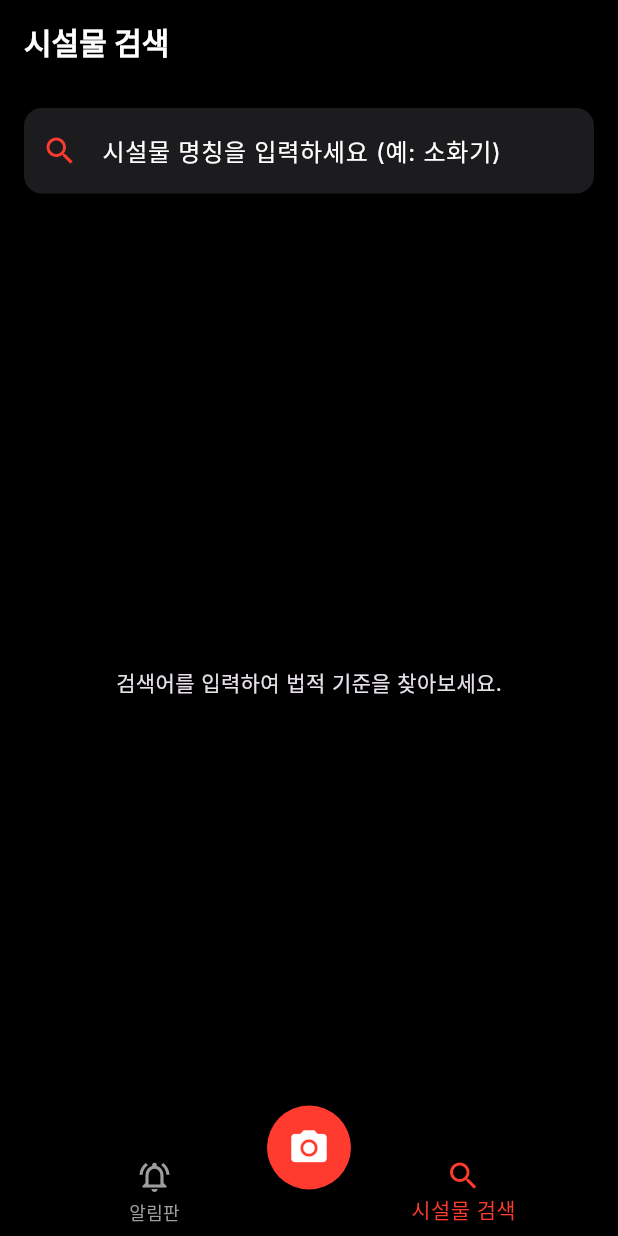
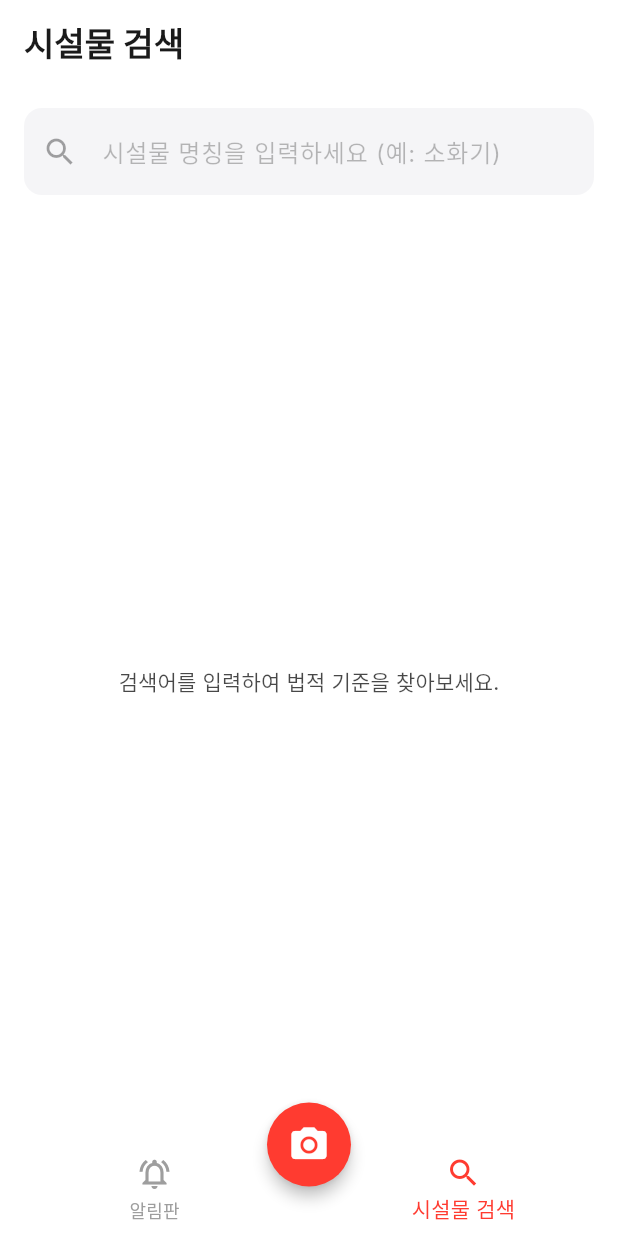
Before and after one commit to angelotancredi/fire-safety-guide, a Flutter app: the screen it shows after launch, item 2 of the bottom bar chosen, on a phone screen of 412 x 824 dp. Run offline on Flutter 3.47's test engine with Material 3 defaults, Android fonts, the phone set to English and light mode, and no system bars; our stand-ins replace cloud_firestore, firebase_core, google_fonts, google_generative_ai, image_picker; accounts and stored records are empty; statements that could not run were skipped.

Commit message:
UI: Full redesign to Light Theme (PWR.8 Style)

```diff
--- a/lib/main.dart
+++ b/lib/main.dart
@@ -26,7 +26,7 @@ class FireSafetyApp extends StatelessWidget {
     return MaterialApp(
       title: '소방 세이프티 가이드',
       debugShowCheckedModeBanner: false,
-      theme: AppTheme.darkTheme,
+      theme: AppTheme.lightTheme,
       home: const MainNavigationScreen(),
     );
   }
--- a/lib/screens/search_screen.dart
+++ b/lib/screens/search_screen.dart
@@ -32,11 +32,13 @@ class _SearchScreenState extends State<SearchScreen> {
                   _searchQuery = value;
                 });
               },
+              style: const TextStyle(color: AppTheme.charcoal),
               decoration: InputDecoration(
                 hintText: '시설물 명칭을 입력하세요 (예: 소화기)',
-                prefixIcon: const Icon(Icons.search, color: AppTheme.safetyRed),
+                hintStyle: TextStyle(color: AppTheme.charcoal.withOpacity(0.3)),
+                prefixIcon: Icon(Icons.search, color: AppTheme.charcoal.withOpacity(0.4)),
                 filled: true,
-                fillColor: AppTheme.darkGray,
+                fillColor: AppTheme.lightGray,
                 border: OutlineInputBorder(
                   borderRadius: BorderRadius.circular(12),
                   borderSide: BorderSide.none,
@@ -75,9 +77,12 @@ class _SearchScreenState extends State<SearchScreen> {
                             contentPadding: const EdgeInsets.symmetric(horizontal: 16, vertical: 8),
                             title: Text(
                               equipment.itemName,
-                              style: const TextStyle(fontWeight: FontWeight.bold),
+                              style: const TextStyle(
+                                fontWeight: FontWeight.w600,
+                                color: AppTheme.charcoal,
+                              ),
                             ),
-                            trailing: const Icon(Icons.chevron_right, color: Colors.grey),
+                            trailing: Icon(Icons.chevron_right, color: Colors.grey[400]),
                             onTap: () {
                               Navigator.push(
                                 context,
--- a/lib/theme/app_theme.dart
+++ b/lib/theme/app_theme.dart
@@ -3,49 +3,69 @@ import 'package:google_fonts/google_fonts.dart';
 
 class AppTheme {
   static const Color safetyRed = Color(0xFFFF3B30);
-  static const Color darkGray = Color(0xFF1C1C1E);
-  static const Color pureBlack = Color(0xFF000000);
+  static const Color charcoal = Color(0xFF1A1A1A);
+  static const Color pureWhite = Color(0xFFFFFFFF);
+  static const Color lightGray = Color(0xFFF5F5F7);
 
-  static ThemeData get darkTheme {
+  static ThemeData get lightTheme {
     return ThemeData(
       useMaterial3: true,
-      brightness: Brightness.dark,
-      scaffoldBackgroundColor: pureBlack,
-      cardColor: darkGray,
-      colorScheme: const ColorScheme.dark(
+      brightness: Brightness.light,
+      scaffoldBackgroundColor: pureWhite,
+      primaryColor: safetyRed,
+      colorScheme: const ColorScheme.light(
         primary: safetyRed,
         secondary: safetyRed,
-        surface: darkGray,
-        onSurface: Colors.white,
+        surface: pureWhite,
+        onSurface: charcoal,
       ),
-      textTheme: GoogleFonts.interTextTheme(ThemeData.dark().textTheme).copyWith(
+      textTheme: GoogleFonts.interTextTheme().copyWith(
         headlineMedium: GoogleFonts.inter(
           fontWeight: FontWeight.bold,
-          color: Colors.white,
+          color: charcoal,
+          letterSpacing: -0.5,
         ),
         titleLarge: GoogleFonts.inter(
           fontWeight: FontWeight.bold,
-          color: Colors.white,
+          color: charcoal,
+          letterSpacing: -0.2,
         ),
         bodyLarge: GoogleFonts.inter(
-          color: Colors.white70,
+          color: charcoal,
+          height: 1.6,
+        ),
+        bodyMedium: GoogleFonts.inter(
+          color: charcoal.withOpacity(0.8),
+          height: 1.6,
+          letterSpacing: 0.1,
         ),
       ),
       cardTheme: CardThemeData(
-        color: darkGray,
+        color: pureWhite,
+        elevation: 2,
+        shadowColor: charcoal.withOpacity(0.1),
         shape: RoundedRectangleBorder(
-          borderRadius: BorderRadius.circular(16),
+          borderRadius: BorderRadius.circular(12),
         ),
-        elevation: 0,
+        margin: const EdgeInsets.only(bottom: 24),
       ),
       appBarTheme: const AppBarTheme(
-        backgroundColor: pureBlack,
+        backgroundColor: pureWhite,
         elevation: 0,
+        centerTitle: false,
         titleTextStyle: TextStyle(
-          fontSize: 20,
+          fontSize: 22,
           fontWeight: FontWeight.bold,
-          color: Colors.white,
+          color: charcoal,
         ),
+        iconTheme: IconThemeData(color: charcoal),
+      ),
+      bottomNavigationBarTheme: BottomNavigationBarThemeData(
+        backgroundColor: pureWhite,
+        selectedItemColor: safetyRed,
+        unselectedItemColor: Colors.grey[400],
+        type: BottomNavigationBarType.fixed,
+        elevation: 0,
       ),
     );
   }
```
Also changed, not shown: lib/screens/detail_screen.dart (+33 -25 lines), lib/screens/home_screen.dart (+19 -25 lines).
